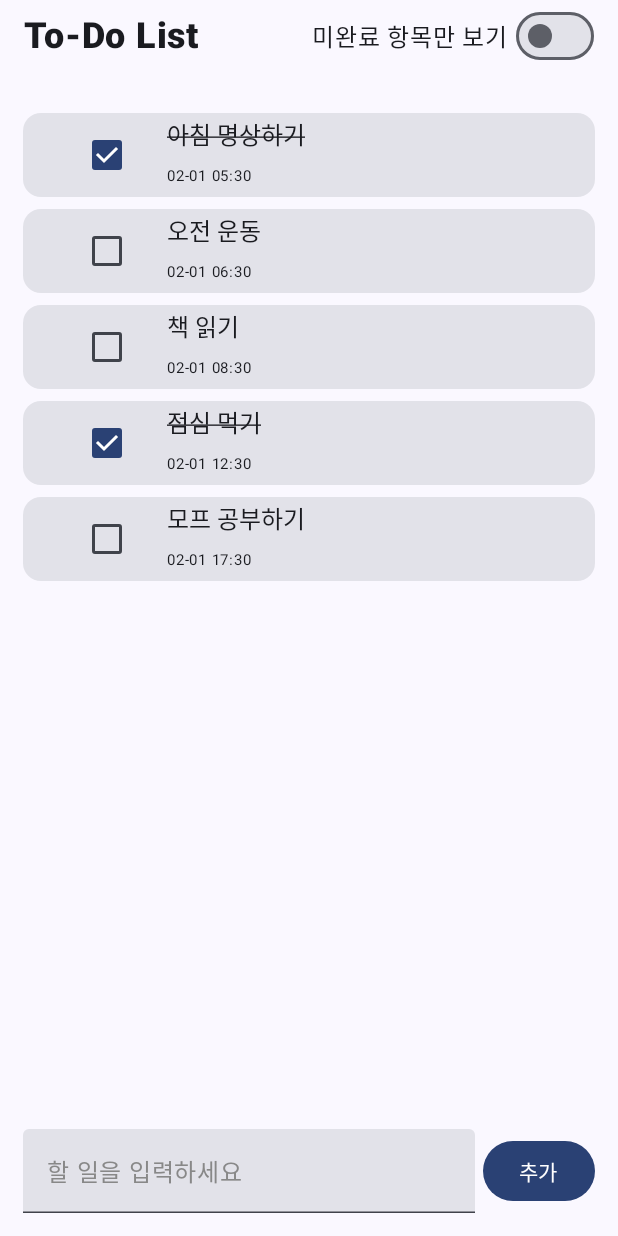
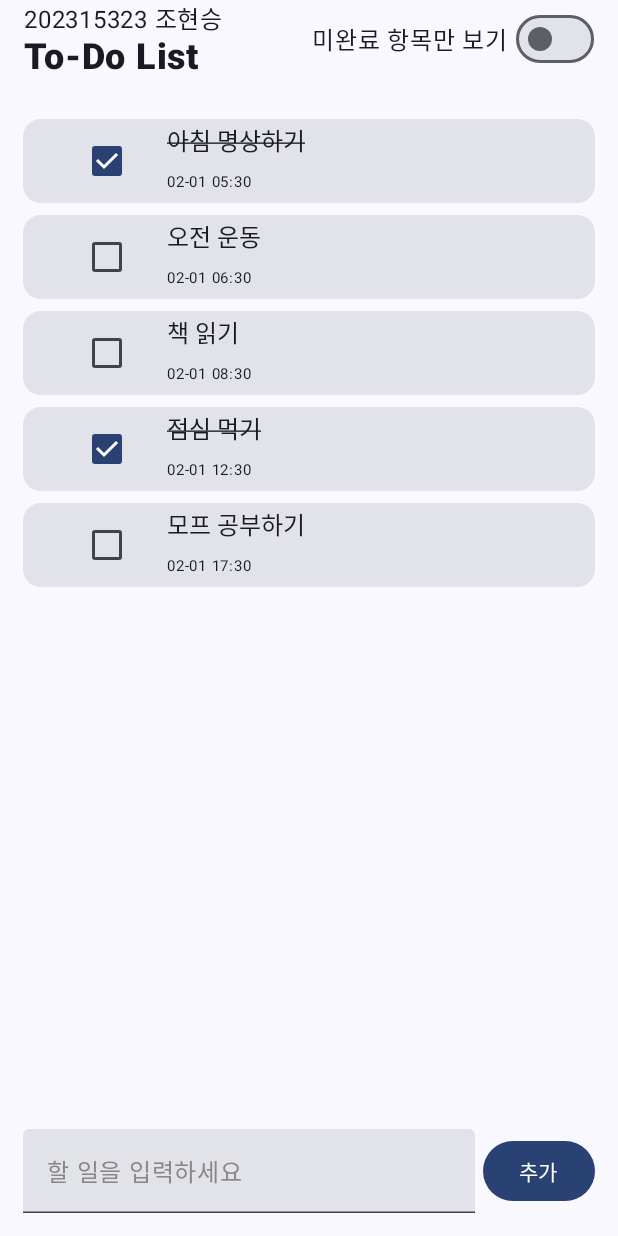
Before and after one commit to chohs4164/MobileProgramming, an Android app built with Jetpack Compose: the screen it shows after launch (MainActivity), on a phone screen of 412 x 824 dp. Run offline under Robolectric (Android 15) with nearby library versions, the phone set to English and light mode, and no system bars.

Commit message:
TodoList-1

```diff
--- a/dweek04a/src/main/java/com/example/dweek04a/uicomponents/MainScreen.kt
+++ b/dweek04a/src/main/java/com/example/dweek04a/uicomponents/MainScreen.kt
@@ -47,7 +47,10 @@ fun MainScreen(modifier: Modifier = Modifier) {
             horizontalArrangement = Arrangement.SpaceBetween,
             verticalAlignment = Alignment.CenterVertically
         ) {
-            TodoListTitle()
+            Column(){
+                Text(text = "202315323 조현승")
+                TodoListTitle()
+            }
             Row(verticalAlignment = Alignment.CenterVertically) {
                 Text("미완료 항목만 보기")
                 Spacer(modifier = modifier.width(5.dp))
```
